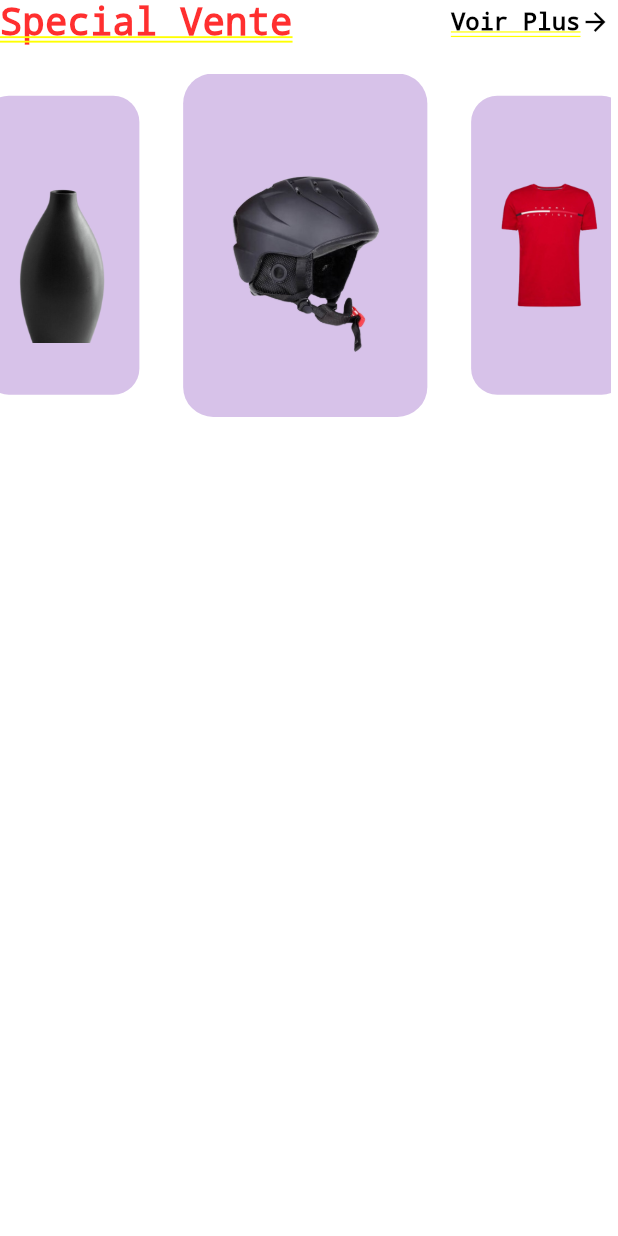
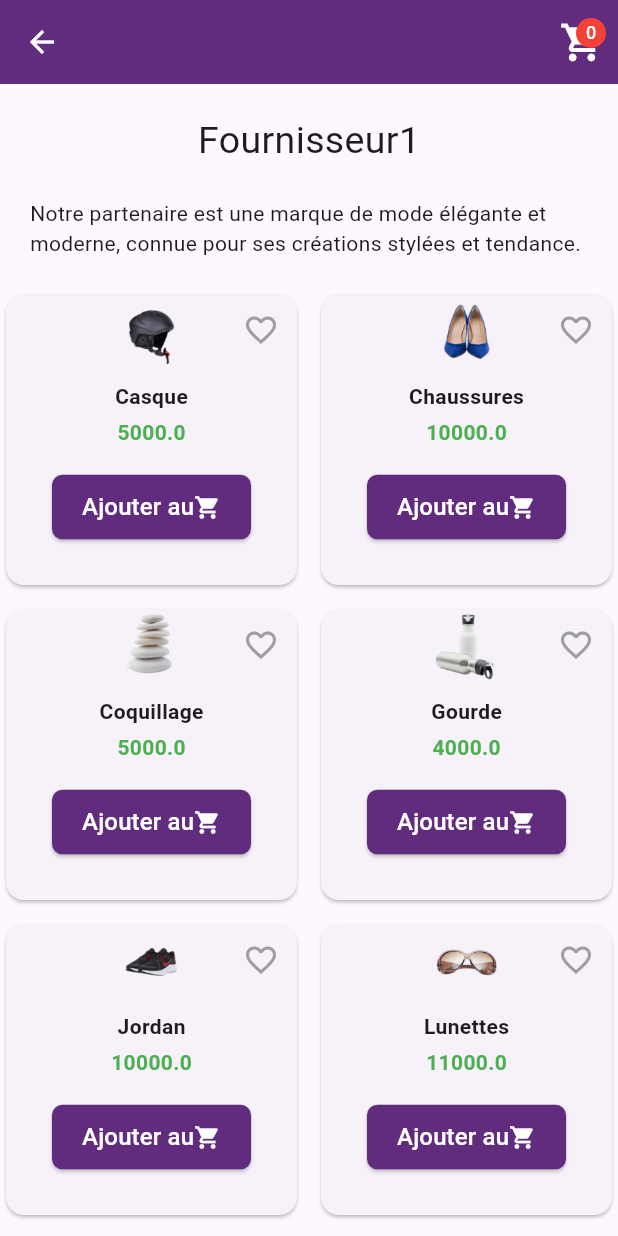
Before and after one commit to Rama49/Niefeko, a Flutter app: the search screen opened directly, scrolled down 576 dp, after a tap on "Fournisseur1", on a phone screen of 412 x 824 dp. Run offline on Flutter 3.47's test engine with Material 3 defaults, Android fonts, the phone set to English and light mode, and no system bars; drawn by our look-alikes of carousel_slider; our stand-ins replace cloud_firestore, firebase_auth, firebase_core, fluttertoast; accounts and stored records are empty.

Commit message:
integrer la page des fournisseurs

```diff
--- a/lib/Components/Deals/deal.dart
+++ b/lib/Components/Deals/deal.dart
@@ -23,7 +23,7 @@ class _dealState extends State<deal> {
                 "Special Vente",
                 style: TextStyle(
                   fontWeight: FontWeight.bold,
-                  fontSize: 25,
+                  fontSize: 20,
                 ),
               ),
               GestureDetector(
--- /dev/null
+++ b/lib/Pages/Boutique/boutique.dart
@@ -0,0 +1,477 @@
+import 'package:firebase_auth/firebase_auth.dart';
+//import 'package:firebase_core/firebase_core.dart';
+import 'package:flutter/material.dart';
+import 'package:cloud_firestore/cloud_firestore.dart';
+import 'package:niefeko/Components/Category/MesProduits.dart';
+import 'package:niefeko/Pages/Category/detail.dart';
+import 'package:niefeko/Pages/Recherche/recherche.dart';
+import 'package:niefeko/Pages/CartPanier/CartPanier.dart';
+import 'package:niefeko/Components/Category/product.dart';
+
+class boutique extends StatefulWidget {
+  @override
+  _CategoryPageState createState() => _CategoryPageState();
+}
+
+class _CategoryPageState extends State<boutique> {
+  List<bool> isFavoritedList = List.generate(20, (index) => false);
+  List<double> prices = [];
+  List<String> filteredImagePaths = [];
+  //List<String> names = [];
+  List<String> imagePaths = [
+    'assets/casque.png',
+    'assets/chaussure.png',
+    'assets/coquillage.png',
+    'assets/gourde.png',
+    'assets/jordan.png',
+    'assets/lunnete1.png',
+    'assets/lunette.png',
+    'assets/montre.png',
+    'assets/pantalon.png',
+    'assets/pot.png',
+    'assets/sac1.png',
+    'assets/sac.jpg',
+    'assets/sacoche.png',
+    'assets/shoes.png',
+    'assets/t-shirt.png',
+    'assets/torche.png',
+    'assets/tshirt-polo.jpg',
+    'assets/tshirt1.jpg',
+    'assets/tshirtRouge.png',
+    'assets/torche.png',
+  ];
+  int cartItemCount = 0;
+  List<Product> cartItems = [];
+
+  @override
+  void initState() {
+    super.initState();
+    filteredImagePaths.addAll(imagePaths);
+  }
+
+  void searchProduct(String query) {
+    setState(() {
+      filteredImagePaths = imagePaths
+          .where((path) => path.toLowerCase().contains(query.toLowerCase()))
+          .toList();
+    });
+  }
+
+  void addToCart(Product product) async {
+    String imageUrl = product.imagePath;
+    String productName = product.name;
+    double price = product.price;
+    DateTime timestamp = DateTime.now(); // Timestamp de la commande
+
+    int existingIndex =
+        cartItems.indexWhere((product) => product.name == productName);
+    if (existingIndex != -1) {
+      // Le produit existe déjà dans le panier, augmentez simplement la quantité
+      setState(() {
+        cartItems[existingIndex].quantity++; // Augmenter la quantité du produit
+        cartItemCount++; // Augmenter le nombre total d'articles dans le panier
+      });
+    } else {
+      // Le produit n'existe pas encore dans le panier, l'ajouter
+      setState(() {
+        cartItems.add(Product(
+          imagePath: imageUrl,
+          name: productName,
+          description: 'description',
+          price: price,
+          quantity: 1, // Initialiser la quantité à 1
+        ));
+        cartItemCount++; // Augmenter le nombre total d'articles dans le panier
+      });
+    }
+  }
+
+  void removeFromCart(int index) {
+    setState(() {
+      cartItems.removeAt(index);
+      cartItemCount--;
+    });
+  }
+
+  Future<void> navigateToCartPage() async {
+    User? user = FirebaseAuth.instance.currentUser;
+    if (user == null) {
+      // Redirection vers la page de connexion si l'utilisateur n'est pas connecté
+      // Vous pouvez implémenter cela selon vos besoins
+      return;
+    }
+
+    String userID = user.uid;
+    String email = user.email!;
+
+    DocumentSnapshot userSnapshot = await FirebaseFirestore.instance
+        .collection('Inscription')
+        .doc(userID)
+        .get();
+
+    String prenom = userSnapshot['prenom'];
+    String nom = userSnapshot['nom'];
+
+    Navigator.push(
+      context,
+      MaterialPageRoute(
+        builder: (context) => CartPanier(
+          cartItems: cartItems,
+          removeFromCart: removeFromCart,
+          idClient: userID,
+          prenom: prenom,
+          nom: nom, // Passer la valeur de nom
+          email: email,
+          validateCart: validateCart,
+        ),
+      ),
+    );
+  }
+
+  void validateCart(
+      BuildContext context, String idClient, String prenom, String nom) async {
+    User? user = FirebaseAuth.instance.currentUser;
+    if (user == null) {
+      // Redirection vers la page de connexion si l'utilisateur n'est pas connecté
+      // Vous pouvez implémenter cela selon vos besoins
+      return;
+    }
+
+    String userID = user.uid;
+
+    DocumentSnapshot userSnapshot = await FirebaseFirestore.instance
+        .collection('Inscription')
+        .doc(userID)
+        .get();
+
+    String prenom = userSnapshot['prenom'];
+    String nom = userSnapshot['nom'];
+    String email = userSnapshot[
+        'email']; // Si l'email est stocké dans la collection "Inscription"
+
+    // ignore: avoid_function_literals_in_foreach_calls
+    cartItems.forEach((product) {
+      String imageUrl = product.imagePath;
+      String productName = product.name;
+      double price = product.price;
+      DateTime timestamp = DateTime.now();
+
+      double totalAmount = price *
+          product
+              .quantity; // Calculer le montant total en multipliant le prix par la quantité
+
+      Order order = Order(
+        imageUrl: imageUrl,
+        idClient: userID,
+        prenom: prenom,
+        nom: nom,
+        email: email,
+        nomProduit: productName,
+        nbrProduit: product.quantity, // Utiliser la quantité du produit
+        prix: price,
+        totalAmount: totalAmount,
+        timestamp: timestamp,
+      );
+
+      addOrderToFirestore(order);
+    });
+
+    setState(() {
+      cartItems.clear();
+      cartItemCount = 0;
+    });
+
+    showDialog(
+      context: context,
+      builder: (context) => AlertDialog(
+        title: const Text('Panier validé'),
+        content: const Text('Votre panier a été validé avec succès.'),
+        actions: [
+          TextButton(
+            onPressed: () => Navigator.pop(context),
+            child: const Text('OK'),
+          ),
+        ],
+      ),
+    );
+  }
+
+  void addOrderToFirestore(Order order) {
+    CollectionReference orders =
+        FirebaseFirestore.instance.collection('Panier');
+
+    orders
+        .add(order.toMap())
+        // ignore: avoid_print
+        .then((value) => print("Commande ajoutée avec l'ID: ${value.id}"))
+        .catchError(
+            // ignore: avoid_print
+            (error) => print("Erreur lors de l'ajout de la commande: $error"));
+  }
+
+  @override
+  Widget build(BuildContext context) {
+    return Scaffold(
+        appBar: AppBar(
+          backgroundColor: Color(0xFF612C7D),
+          leading: IconButton(
+            icon: Icon(Icons.arrow_back, color: Colors.white),
+            onPressed: () {
+              Navigator.push(
+                context,
+                MaterialPageRoute(builder: (context) => search()),
+              );
+            },
+          ),
+          actions: [
+            Stack(
+              children: [
+                IconButton(
+                  icon:
+                      Icon(Icons.shopping_cart, color: Colors.white, size: 30),
+                  onPressed: navigateToCartPage,
+                ),
+                Positioned(
+                  right: 8,
+                  top: 8,
+                  child: CircleAvatar(
+                    backgroundColor: Colors.red,
+                    radius: 10,
+                    child: Text(
+                      cartItemCount.toString(),
+                      style: TextStyle(color: Colors.white, fontSize: 12),
+                    ),
+                  ),
+                ),
+              ],
+            ),
+          ],
+        ),
+        body: SingleChildScrollView(
+          child: Column(children: [
+             SizedBox(height: 20,),
+            Column(crossAxisAlignment: CrossAxisAlignment.center, children: [
+              Text(
+                "Fournisseur1",
+                style: TextStyle(fontSize: 25),
+              ),
+            ]),
+            SizedBox(height: 20,),
+            Column(
+              crossAxisAlignment: CrossAxisAlignment.center,
+              children: [
+                Padding(
+                  padding: const EdgeInsets.symmetric(horizontal: 20),
+                  child: Text(
+                      "Notre partenaire est une marque de mode élégante et moderne, connue pour ses créations stylées et tendance."),
+                ),
+              ],
+            ),
+            SizedBox(height: 20),
+            filteredImagePaths.isEmpty
+                ? Padding(
+                    padding: const EdgeInsets.all(8.0),
+                    child: Text(
+                      "Produit non trouvé",
+                      style: TextStyle(
+                        fontWeight: FontWeight.bold,
+                        fontSize: 18,
+                        color: Colors.red,
+                      ),
+                    ),
+                  )
+                : GridView.builder(
+                    shrinkWrap: true,
+                    physics: NeverScrollableScrollPhysics(),
+                    gridDelegate: SliverGridDelegateWithFixedCrossAxisCount(
+                      crossAxisCount: 2,
+                      crossAxisSpacing: 8,
+                      mainAxisSpacing: 8,
+                    ),
+                    itemCount: MesProduits.allProducts.length,
+                    itemBuilder: (context, index) {
+                      final allproducts = MesProduits.allProducts[index];
+                      return GestureDetector(
+                        onTap: () => //{
+                            Navigator.push(
+                          context,
+                          MaterialPageRoute(
+                            builder: (context) => Detail(product: allproducts),
+                          ),
+                        ),
+                        //},
+                        child: buildCard(
+                            index,
+                            Product(
+                                imagePath: allproducts.imagePath,
+                                name: allproducts.name,
+                                description: allproducts.description,
+                                price: allproducts.price)),
+                      );
+                    })
+          ]),
+        ));
+  }
+
+  Widget buildCard(index, Product product) {
+    return Card(
+      child: Stack(
+        children: [
+          Column(
+            crossAxisAlignment: CrossAxisAlignment.center,
+            children: [
+              Image.asset(
+                product.imagePath,
+                width: 50,
+                height: 50,
+                fit: BoxFit.cover,
+              ),
+              Padding(
+                padding: const EdgeInsets.all(8.0),
+                child: Column(
+                  children: [
+                    Text(
+                      product.name,
+                      style: TextStyle(fontWeight: FontWeight.bold),
+                    ),
+                    SizedBox(height: 4),
+                    Text(
+                      '${product.price}',
+                      style: TextStyle(
+                          fontWeight: FontWeight.bold, color: Colors.green),
+                    ),
+                  ],
+                ),
+              ),
+              SizedBox(height: 8),
+              Center(
+                child: ElevatedButton(
+                  onPressed: () => addToCart(product),
+                  child: Row(
+                    mainAxisSize: MainAxisSize.min,
+                    children: [
+                      Text(
+                        'Ajouter au',
+                        style: TextStyle(fontSize: 16, color: Colors.white),
+                      ),
+                      Icon(Icons.shopping_cart, color: Colors.white),
+                    ],
+                  ),
+                  style: ElevatedButton.styleFrom(
+                    padding: EdgeInsets.symmetric(horizontal: 20, vertical: 10),
+                    backgroundColor: Color(0xFF612C7D),
+                    shape: RoundedRectangleBorder(
+                      borderRadius: BorderRadius.circular(7),
+                    ),
+                  ),
+                ),
+              ),
+            ],
+          ),
+          Align(
+            alignment: Alignment(1, -1),
+            child: IconButton(
+              icon: Icon(
+                isFavoritedList[index] ? Icons.favorite : Icons.favorite_border,
+                color: isFavoritedList[index] ? Colors.red : Colors.grey,
+              ),
+              onPressed: () {
+                // Navigator.push(
+                //   context,
+                //   MaterialPageRoute(builder: (context) => pageFavoris()),
+                // );
+
+                setState(() {
+                  isFavoritedList[index] = !isFavoritedList[index];
+                });
+
+                // Vérifiez si le produit est ajouté aux favoris
+                if (isFavoritedList[index]) {
+                  // Créez une instance de produit
+                  Product favoriteProduct = Product(
+                    imagePath: product.imagePath,
+                    name: product.name,
+                    description: 'ma description',
+                    price: product.price,
+                  );
+
+                  // Ajouter le produit aux favoris dans Firestore
+                  addFavoriteToFirestore(favoriteProduct);
+                }
+              },
+            ),
+          ),
+        ],
+      ),
+    );
+  }
+
+  // Méthode pour ajouter un produit aux favoris dans Firestore
+  void addFavoriteToFirestore(Product favoriteProduct) {
+    // Référence à la collection "favoris" dans Firestore
+    CollectionReference favorites =
+        FirebaseFirestore.instance.collection('favoris');
+
+    User? user = FirebaseAuth.instance.currentUser;
+    if (user == null) {
+      // Gérer le cas où l'utilisateur n'est pas connecté
+      print("L'utilisateur n'est pas connecté.");
+      return;
+    }
+
+    String userID = user.uid;
+
+    // Ajouter le produit aux favoris dans Firestore avec l'ID de l'utilisateur
+    favorites
+        .add({
+          ...favoriteProduct.toMap(), // Les données du produit
+          'userID': userID, // Ajout de l'ID de l'utilisateur
+        })
+        .then((value) =>
+            print("Produit ajouté aux favoris avec l'ID: ${value.id}"))
+        .catchError(
+            (error) => print("Erreur lors de l'ajout aux favoris: $error"));
+  }
+}
+
+class Order {
+  final String imageUrl;
+  final String idClient;
+  final String prenom;
+  final String nom;
+  final String email;
+  final String nomProduit;
+  final int nbrProduit;
+  final double prix;
+  final double totalAmount;
+  final DateTime timestamp;
+
+  Order({
+    required this.imageUrl,
+    required this.idClient,
+    required this.prenom,
+    required this.nom,
+    required this.email,
+    required this.nomProduit,
+    required this.nbrProduit,
+    required this.prix,
+    required this.totalAmount,
+    required this.timestamp,
+  });
+
+  // Convertir la commande en un map pour Firestore
+  Map<String, dynamic> toMap() {
+    return {
+      'imageUrl': imageUrl,
+      'idClient': idClient,
+      'prenom': prenom,
+      'nom': nom,
+      'email': email,
+      'nomProduit': nomProduit,
+      'nbrProduit': nbrProduit,
+      'prix': prix,
+      'totalAmount': totalAmount,
+      'timestamp': timestamp,
+    };
+  }
+}
```
Also changed, not shown: lib/Components/produitcart/produit_Card.dart (+16 -12 lines).
